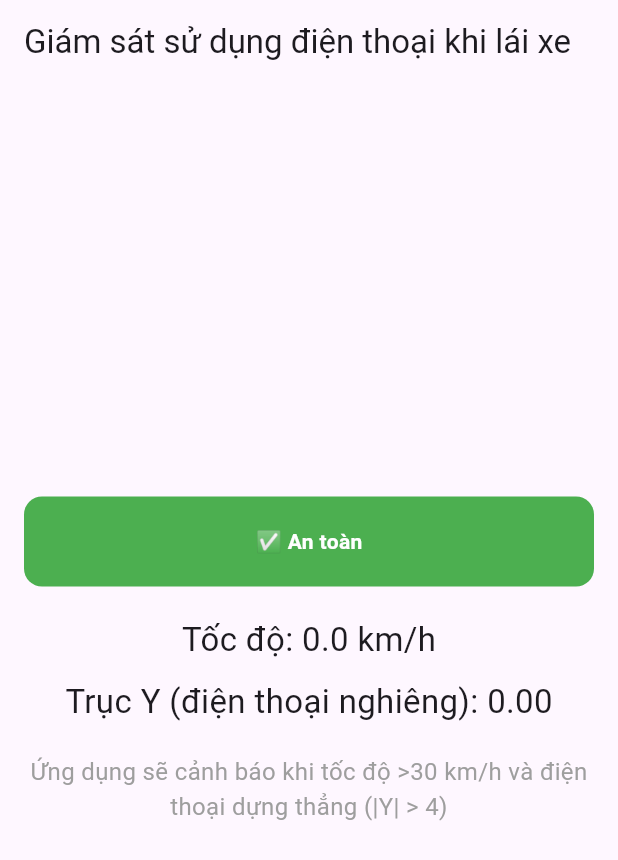
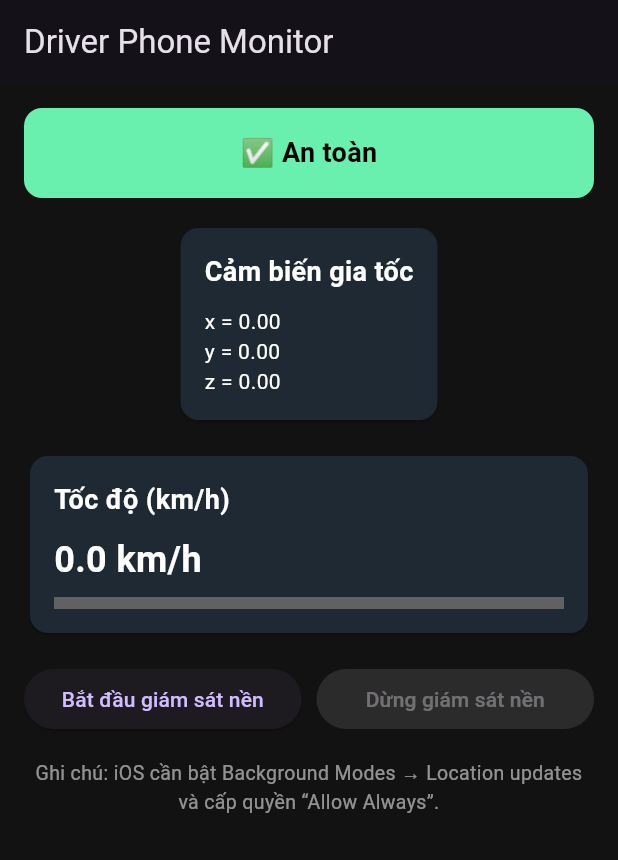
Before and after one commit to nguyenquangnam1988vt-eng/flutter_app, a Flutter app: the screen it shows after launch, on a phone screen of 412 x 824 dp. Shown: the top 860 px of the screen. Run offline on Flutter 3.47's test engine with Material 3 defaults, Android fonts, the light colour scheme and no system bars; our stand-ins replace flutter_local_notifications, geolocator, permission_handler, sensors_plus, vibration.

Commit message:
update something

```diff
--- a/lib/main.dart
+++ b/lib/main.dart
@@ -1,194 +1,268 @@
 import 'dart:async';
 import 'package:flutter/material.dart';
+import 'package:flutter/services.dart';
 import 'package:sensors_plus/sensors_plus.dart';
 import 'package:geolocator/geolocator.dart';
+import 'package:vibration/vibration.dart';
 import 'package:permission_handler/permission_handler.dart';
 import 'package:flutter_local_notifications/flutter_local_notifications.dart';
-import 'package:vibration/vibration.dart';
-import 'package:audioplayers/audioplayers.dart';
+
+const MethodChannel _nativeChannel = MethodChannel('driver_monitor/native');
 
 void main() {
-  runApp(const DriverMonitorApp());
+  WidgetsFlutterBinding.ensureInitialized();
+  runApp(const MyApp());
 }
 
-class DriverMonitorApp extends StatefulWidget {
-  const DriverMonitorApp({Key? key}) : super(key: key);
-
+class MyApp extends StatelessWidget {
+  const MyApp({super.key});
   @override
-  State<DriverMonitorApp> createState() => _DriverMonitorAppState();
+  Widget build(BuildContext context) {
+    return MaterialApp(
+      title: 'Driver Phone Monitor',
+      theme: ThemeData.dark().copyWith(
+        primaryColor: Colors.blue,
+        scaffoldBackgroundColor: const Color(0xFF121212),
+      ),
+      home: const Dashboard(),
+      debugShowCheckedModeBanner: false,
+    );
+  }
 }
 
-class _DriverMonitorAppState extends State<DriverMonitorApp> {
-  double accelY = 0.0;
-  double speedKmh = 0.0;
-  bool isAlerting = false;
+class Dashboard extends StatefulWidget {
+  const Dashboard({super.key});
+  @override
+  State<Dashboard> createState() => _DashboardState();
+}
 
-  StreamSubscription? accelSubscription;
-  StreamSubscription<Position>? positionStream;
-  final player = AudioPlayer();
-  final FlutterLocalNotificationsPlugin notificationsPlugin =
-      FlutterLocalNotificationsPlugin();
+class _DashboardState extends State<Dashboard> {
+  double x = 0, y = 0, z = 0;
+  double speed = 0;
+  bool alert = false;
+  bool monitoringBackground = false;
+
+  StreamSubscription<AccelerometerEvent>? _accelSub;
+  StreamSubscription<Position>? _posSub;
+
+  final FlutterLocalNotificationsPlugin _localNotif = FlutterLocalNotificationsPlugin();
 
   @override
   void initState() {
     super.initState();
-    _initPermissions();
     _initNotifications();
-    _startAccelerometer();
-    _startGpsMonitoring();
-  }
-
-  Future<void> _initPermissions() async {
-    await Permission.location.request();
-    await Permission.notification.request();
-    await Permission.sensors.request();
-  }
-
-  Future<void> _initNotifications() async {
-    const androidInit = AndroidInitializationSettings('@mipmap/ic_launcher');
-    const initSettings = InitializationSettings(android: androidInit);
-    await notificationsPlugin.initialize(initSettings);
-  }
-
-  void _startAccelerometer() {
-    accelSubscription = accelerometerEvents.listen((AccelerometerEvent event) {
-      setState(() {
-        accelY = event.y;
-      });
-      _checkAlertCondition();
-    });
-  }
-
-  void _startGpsMonitoring() async {
-    bool serviceEnabled = await Geolocator.isLocationServiceEnabled();
-    if (!serviceEnabled) {
-      await Geolocator.openLocationSettings();
-      return;
-    }
-
-    LocationPermission permission = await Geolocator.checkPermission();
-    if (permission == LocationPermission.denied ||
-        permission == LocationPermission.deniedForever) {
-      permission = await Geolocator.requestPermission();
-      if (permission == LocationPermission.deniedForever) return;
-    }
-
-    const locationSettings = LocationSettings(
-      accuracy: LocationAccuracy.bestForNavigation,
-      distanceFilter: 0,
-    );
-
-    positionStream =
-        Geolocator.getPositionStream(locationSettings: locationSettings)
-            .listen((Position position) {
-      double newSpeed = (position.speed >= 0)
-          ? position.speed * 3.6
-          : 0; // m/s → km/h
-      setState(() {
-        speedKmh = newSpeed;
-      });
-      _checkAlertCondition();
-    });
-  }
-
-  void _checkAlertCondition() async {
-    bool overSpeed = speedKmh > 30.0;
-    bool phoneUpright = accelY.abs() > 4.0; // bạn yêu cầu ngưỡng này
-
-    if (overSpeed && phoneUpright) {
-      if (!isAlerting) {
-        _triggerWarning();
-        setState(() => isAlerting = true);
-      }
-    } else {
-      if (isAlerting) {
-        _stopWarning();
-        setState(() => isAlerting = false);
-      }
-    }
-  }
-
-  Future<void> _triggerWarning() async {
-    if (await Vibration.hasVibrator() ?? false) {
-      Vibration.vibrate(duration: 800);
-    }
-    await player.play(AssetSource('alert.mp3'));
-
-    const androidDetails = AndroidNotificationDetails(
-      'driver_alerts',
-      'Driver Alerts',
-      importance: Importance.high,
-      priority: Priority.high,
-    );
-    const notifDetails = NotificationDetails(android: androidDetails);
-
-    await notificationsPlugin.show(
-      0,
-      '⚠️ Cảnh báo',
-      'Phát hiện điện thoại dựng thẳng khi xe đang di chuyển nhanh!',
-      notifDetails,
-    );
-  }
-
-  Future<void> _stopWarning() async {
-    try {
-      await player.stop();
-    } catch (_) {}
-    if (await Vibration.hasVibrator() ?? false) Vibration.cancel();
+    _setupNativeCallback();
+    _requestPermissions();
+    _listenSensors();
+    _listenLocation();
   }
 
   @override
   void dispose() {
-    accelSubscription?.cancel();
-    positionStream?.cancel();
-    player.dispose();
+    _accelSub?.cancel();
+    _posSub?.cancel();
     super.dispose();
+  }
+
+  // --- Notification setup ---
+  Future<void> _initNotifications() async {
+    const android = AndroidInitializationSettings('@mipmap/ic_launcher');
+    const iOS = DarwinInitializationSettings();
+    await _localNotif.initialize(const InitializationSettings(android: android, iOS: iOS));
+  }
+
+  void _setupNativeCallback() {
+    _nativeChannel.setMethodCallHandler((call) async {
+      if (call.method == 'backgroundSpeedAlert') {
+        final args = call.arguments as Map<dynamic, dynamic>?;
+        final bgSpeed = (args?['speed'] ?? 0).toDouble();
+        await _showLocalAlertFromNative(bgSpeed);
+      }
+    });
+  }
+
+  Future<void> _showLocalAlertFromNative(double speed) async {
+    const androidDetails = AndroidNotificationDetails(
+      'bg_alerts',
+      'Background Alerts',
+      channelDescription: 'Cảnh báo khi vượt ngưỡng tốc độ trong nền',
+      importance: Importance.max,
+      priority: Priority.high,
+    );
+    await _localNotif.show(
+      999,
+      'Cảnh báo nền',
+      'Tốc độ ${speed.toStringAsFixed(1)} km/h — mở app để kiểm tra',
+      const NotificationDetails(android: androidDetails),
+    );
+    if (await Vibration.hasVibrator() ?? false) Vibration.vibrate(duration: 1000);
+  }
+
+  // --- Permissions ---
+  Future<void> _requestPermissions() async {
+    await Permission.locationWhenInUse.request();
+    await Permission.sensors.request();
+  }
+
+  // --- Sensor ---
+  void _listenSensors() {
+    _accelSub = accelerometerEvents.listen((event) {
+      setState(() {
+        x = event.x;
+        y = event.y;
+        z = event.z;
+      });
+      _checkAlert();
+    });
+  }
+
+  // --- GPS ---
+  void _listenLocation() async {
+    bool serviceEnabled = await Geolocator.isLocationServiceEnabled();
+    if (!serviceEnabled) return;
+
+    LocationPermission p = await Geolocator.checkPermission();
+    if (p == LocationPermission.denied) {
+      p = await Geolocator.requestPermission();
+    }
+    if (p == LocationPermission.deniedForever) return;
+
+    const settings = LocationSettings(
+      accuracy: LocationAccuracy.bestForNavigation,
+      distanceFilter: 1,
+    );
+
+    _posSub = Geolocator.getPositionStream(locationSettings: settings).listen((Position pos) {
+      setState(() {
+        speed = (pos.speed >= 0) ? pos.speed * 3.6 : 0.0;
+      });
+      _checkAlert();
+    });
+  }
+
+  // --- Background Monitor ---
+  Future<void> startBackgroundMonitoring() async {
+    try {
+      await _nativeChannel.invokeMethod('startBackground');
+      setState(() => monitoringBackground = true);
+    } on PlatformException catch (e) {
+      debugPrint('startBackground error: $e');
+    }
+  }
+
+  Future<void> stopBackgroundMonitoring() async {
+    try {
+      await _nativeChannel.invokeMethod('stopBackground');
+      setState(() => monitoringBackground = false);
+    } on PlatformException catch (e) {
+      debugPrint('stopBackground error: $e');
+    }
+  }
+
+  // --- Logic ---
+  void _checkAlert() async {
+    final bool isTilted = y.abs() > 4.0; // nghiêng quá 4 theo trục Y
+    final bool overSpeed = speed > 30.0;
+
+    if (isTilted && overSpeed) {
+      if (!alert) {
+        if (await Vibration.hasVibrator() ?? false) Vibration.vibrate(duration: 1000);
+      }
+      setState(() => alert = true);
+    } else {
+      setState(() => alert = false);
+    }
+  }
+
+  // --- UI helper ---
+  Color getAlertColor() => alert ? Colors.redAccent : Colors.greenAccent;
+
+  Widget _buildCard(String title, List<Widget> children) {
+    return Card(
+      color: const Color(0xFF1E2933),
+      shape: RoundedRectangleBorder(borderRadius: BorderRadius.circular(12)),
+      child: Padding(
+        padding: const EdgeInsets.all(16),
+        child: Column(crossAxisAlignment: CrossAxisAlignment.start, children: [
+          Text(title, style: const TextStyle(fontSize: 18, fontWeight: FontWeight.bold, color: Colors.white)),
+          const SizedBox(height: 10),
+          ...children,
+        ]),
+      ),
+    );
   }
 
   @override
   Widget build(BuildContext context) {
-    return MaterialApp(
-      title: 'Giám sát lái xe',
-      theme: ThemeData(primarySwatch: Colors.blue),
-      home: Scaffold(
-        appBar: AppBar(title: const Text('Giám sát sử dụng điện thoại khi lái xe')),
+    return Scaffold(
+      appBar: AppBar(title: const Text("Driver Phone Monitor")),
       body: Padding(
         padding: const EdgeInsets.all(16.0),
         child: Column(
-            mainAxisAlignment: MainAxisAlignment.center,
           children: [
+            // Alert Banner
             AnimatedContainer(
-                duration: const Duration(milliseconds: 300),
+              duration: const Duration(milliseconds: 400),
               height: 60,
               width: double.infinity,
-                decoration: BoxDecoration(
-                  color: isAlerting ? Colors.redAccent : Colors.green,
-                  borderRadius: BorderRadius.circular(12),
-                ),
+              decoration: BoxDecoration(color: getAlertColor(), borderRadius: BorderRadius.circular(12)),
               alignment: Alignment.center,
               child: Text(
-                  isAlerting
-                      ? '⚠️ CẢNH BÁO: Dừng xe để sử dụng điện thoại!'
-                      : '✅ An toàn',
-                  style: const TextStyle(color: Colors.white, fontWeight: FontWeight.bold),
+                alert ? "⚠️ Cảnh báo: Không sử dụng điện thoại!" : "✅ An toàn",
+                style: const TextStyle(color: Colors.black, fontWeight: FontWeight.bold, fontSize: 18),
               ),
             ),
-              const SizedBox(height: 20),
-              Text('Tốc độ: ${speedKmh.toStringAsFixed(1)} km/h',
-                  style: const TextStyle(fontSize: 22)),
-              const SizedBox(height: 10),
-              Text('Trục Y (điện thoại nghiêng): ${accelY.toStringAsFixed(2)}',
-                  style: const TextStyle(fontSize: 22)),
-              const SizedBox(height: 20),
+            const SizedBox(height: 16),
+
+            // Cảm biến
+            _buildCard("Cảm biến gia tốc", [
+              Text("x = ${x.toStringAsFixed(2)}", style: const TextStyle(color: Colors.white)),
+              Text("y = ${y.toStringAsFixed(2)}", style: const TextStyle(color: Colors.white)),
+              Text("z = ${z.toStringAsFixed(2)}", style: const TextStyle(color: Colors.white)),
+            ]),
+            const SizedBox(height: 16),
+
+            // Tốc độ
+            _buildCard("Tốc độ (km/h)", [
+              Text("${speed.toStringAsFixed(1)} km/h",
+                  style: const TextStyle(fontSize: 24, fontWeight: FontWeight.bold, color: Colors.white)),
+              const SizedBox(height: 8),
+              LinearProgressIndicator(
+                value: (speed / 100).clamp(0, 1),
+                color: alert ? Colors.redAccent : Colors.greenAccent,
+                backgroundColor: Colors.grey[700],
+                minHeight: 8,
+              ),
+            ]),
+            const SizedBox(height: 16),
+
+            // Buttons
+            Row(children: [
+              Expanded(
+                child: ElevatedButton(
+                  onPressed: monitoringBackground ? null : startBackgroundMonitoring,
+                  child: const Text("Bắt đầu giám sát nền"),
+                ),
+              ),
+              const SizedBox(width: 10),
+              Expanded(
+                child: ElevatedButton(
+                  onPressed: monitoringBackground ? stopBackgroundMonitoring : null,
+                  style: ElevatedButton.styleFrom(backgroundColor: Colors.redAccent),
+                  child: const Text("Dừng giám sát nền"),
+                ),
+              ),
+            ]),
+            const SizedBox(height: 16),
+
             const Text(
-                'Ứng dụng sẽ cảnh báo khi tốc độ >30 km/h và điện thoại dựng thẳng (|Y| > 4)',
-                style: TextStyle(fontSize: 16, color: Colors.grey),
+              "Ghi chú: iOS cần bật Background Modes → Location updates và cấp quyền “Allow Always”.",
+              style: TextStyle(color: Colors.white54, fontSize: 13),
               textAlign: TextAlign.center,
             ),
           ],
         ),
       ),
-      ),
     );
   }
 }
--- a/pubspec.yaml
+++ b/pubspec.yaml
@@ -11,7 +11,7 @@ dependencies:
   flutter:
     sdk: flutter
 
-  sensors_plus: ^6.0.1
+  sensors_plus: ^7.0.0
   geolocator: ^14.0.2
   permission_handler: ^10.4.0
   vibration: ^1.7.4
```
Also changed, not shown: pubspec.lock. Lines whose indentation alone changed are shown as unchanged.
